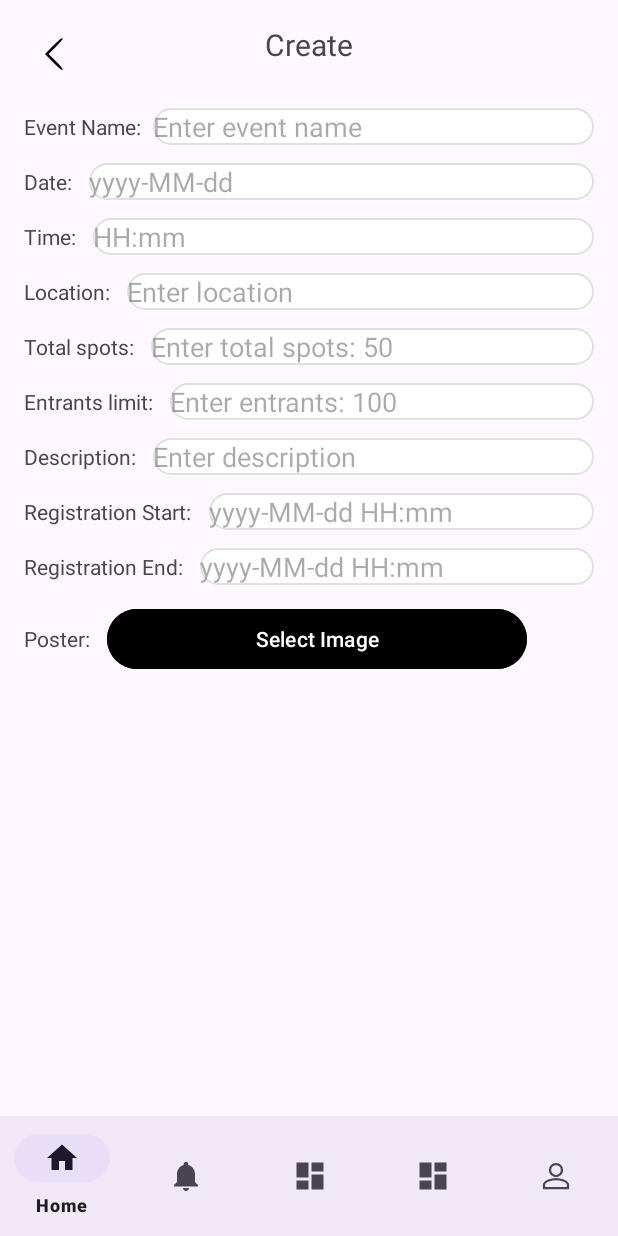
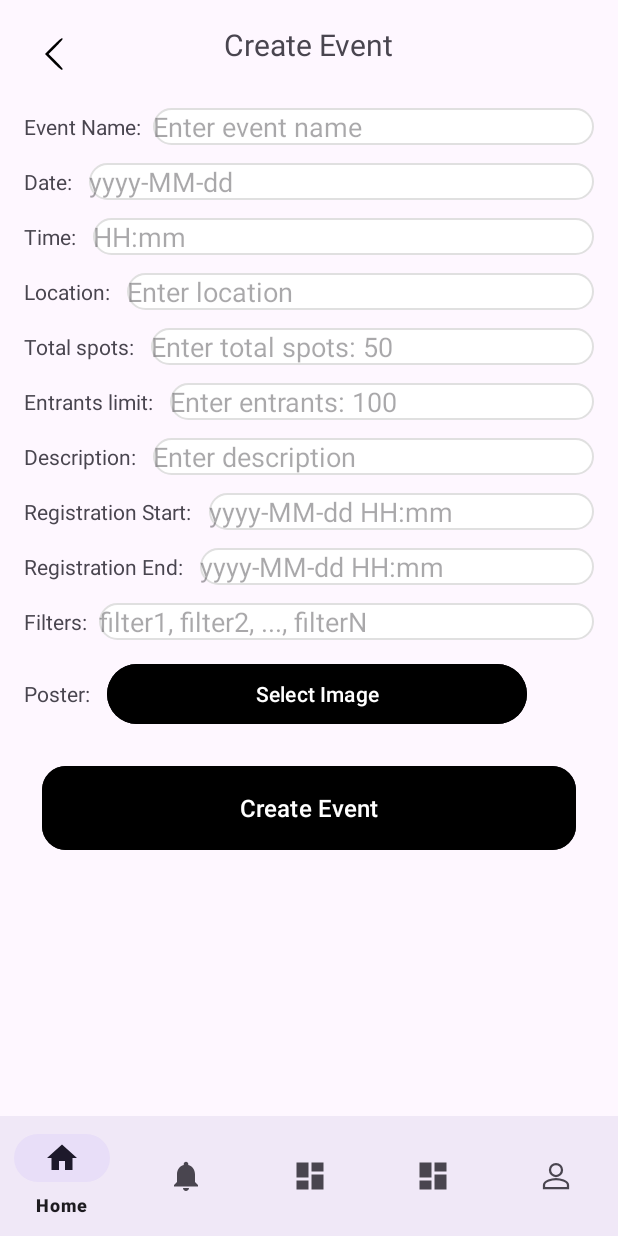
Before and after one commit to CMPUT301F25lights/lights-camera, an Android app: the NewEventFragment screen opened through its navigation route, on a phone screen of 412 x 824 dp. Run offline under Robolectric (Android 15) with nearby library versions, the phone set to English and light mode, and no system bars; our stand-ins replace Firebase (no records; nobody signed in at launch, a user with empty details on screens opened directly), navigation-ui; 1 statement that could not run was skipped.

Commit message:
added filter field when creating new event

```diff
--- a/code/Lotterize/app/src/main/java/com/example/lotterize/EventScheduler.java
+++ b/code/Lotterize/app/src/main/java/com/example/lotterize/EventScheduler.java
@@ -27,7 +27,7 @@ public class EventScheduler {
 
                 if (event == null) continue; // skip if event is null
 
-                //event.setEventId(doc.getId()); // make sure we have the Firestore ID
+                event.setEventId(doc.getId()); // make sure we have the Firestore ID
 
                 if (event.getRegistrationDeadline() != null &&
                         Timestamp.now().compareTo(event.getRegistrationDeadline()) >= 0) {
--- a/code/Lotterize/app/src/main/java/com/example/lotterize/ui/eventsRegistered/EventsRegisteredViewModel.java
+++ b/code/Lotterize/app/src/main/java/com/example/lotterize/ui/eventsRegistered/EventsRegisteredViewModel.java
@@ -59,7 +59,8 @@ public class EventsRegisteredViewModel extends ViewModel {
                 "Temporary description",
                 10L,
                 "ABC123",
-                null
+                null,
+                new ArrayList<>()
         ));
 
         registeredEventsLiveData.setValue(testList);
--- a/code/Lotterize/app/src/main/res/layout/fragment_new_event.xml
+++ b/code/Lotterize/app/src/main/res/layout/fragment_new_event.xml
@@ -21,7 +21,7 @@
             android:src="@drawable/ic_back_arrow" />
 
         <TextView
-            android:id="@+id/button_create_event"
+            android:id="@+id/text_create_event"
             android:layout_width="wrap_content"
             android:layout_height="wrap_content"
             android:text="@string/create_event"
@@ -248,6 +248,28 @@
                 <TextView
                     android:layout_width="wrap_content"
                     android:layout_height="wrap_content"
+                    android:text="Filters:"
+                    android:layout_gravity="center_vertical"
+                    android:layout_marginEnd="8dp"/>
+
+                <EditText
+                    android:id="@+id/filtersInput"
+                    android:layout_width="0dp"
+                    android:layout_height="wrap_content"
+                    android:layout_weight="1"
+                    android:background="@drawable/background_rounded"
+                    android:hint="filter1, filter2, ..., filterN"/>
+            </LinearLayout>
+
+            <LinearLayout
+                android:layout_width="match_parent"
+                android:layout_height="wrap_content"
+                android:orientation="horizontal"
+                android:layout_marginBottom="12dp">
+
+                <TextView
+                    android:layout_width="wrap_content"
+                    android:layout_height="wrap_content"
                     android:text="Poster: "
                     android:layout_gravity="center_vertical"
                     android:layout_marginEnd="8dp"/>
@@ -277,6 +299,24 @@
                 </LinearLayout>
             </LinearLayout>
 
+            <Button
+                android:id="@+id/button_create_event"
+                android:layout_width="match_parent"
+                android:layout_height="56dp"
+                android:text="@string/create_event"
+                android:textAllCaps="false"
+                android:textSize="16sp"
+                android:layout_marginHorizontal="12dp"
+                android:layout_marginTop="12dp"
+                android:insetTop="0dp"
+                android:insetBottom="0dp"
+                android:backgroundTint="@android:color/black"
+                android:textColor="@android:color/white"
+                app:cornerRadius="16dp"
+                app:layout_constraintStart_toStartOf="parent"
+                app:layout_constraintEnd_toEndOf="parent"
+                app:layout_constraintBottom_toBottomOf="parent"
+                android:layout_marginBottom="85dp"/>
 <!--            <LinearLayout-->
 <!--                android:layout_width="match_parent"-->
 <!--                android:layout_height="wrap_content"-->
--- a/code/Lotterize/app/src/main/res/values/strings.xml
+++ b/code/Lotterize/app/src/main/res/values/strings.xml
@@ -19,7 +19,7 @@
     <string name="edit">Edit</string>
     <string name="new_event">New Event</string>
     <string name="cancel_create_event">Cancel</string>
-    <string name="create_event">Create</string>
+    <string name="create_event">Create Event</string>
     <string name="first_fragment_label">First Fragment</string>
     <string name="second_fragment_label">Second Fragment</string>
     <string name="sample_text">sample_text</string>
```
Also changed, not shown: code/Lotterize/app/src/main/java/com/example/lotterize/Event.java (+14 -2 lines), code/Lotterize/app/src/main/java/com/example/lotterize/ui/addEvents/NewEventFragment.java (+34 -1 lines).
